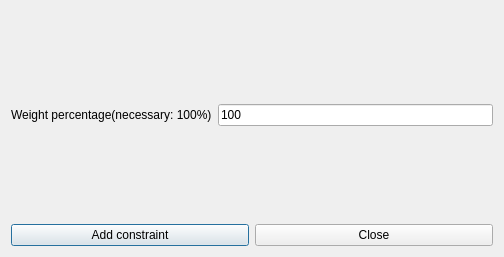
First picture: the form in fet/src/interface/addconstraintstudentsmaxtwoactivitytagsperdayfromn1n2n3form_template.ui, repository vonmecheln/fet, before the edit.
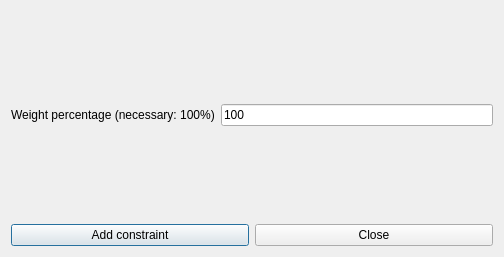
Second picture: the form after the edit.

Patch:
```diff
--- a/fet/src/interface/addconstraintstudentsmaxtwoactivitytagsperdayfromn1n2n3form_template.ui
+++ b/fet/src/interface/addconstraintstudentsmaxtwoactivitytagsperdayfromn1n2n3form_template.ui
@@ -25,7 +25,7 @@
         <enum>QFrame::Plain</enum>
        </property>
        <property name="text">
-        <string>Weight percentage(necessary: 100%)</string>
+        <string>Weight percentage (necessary: 100%)</string>
        </property>
        <property name="wordWrap">
         <bool>false</bool>
```
